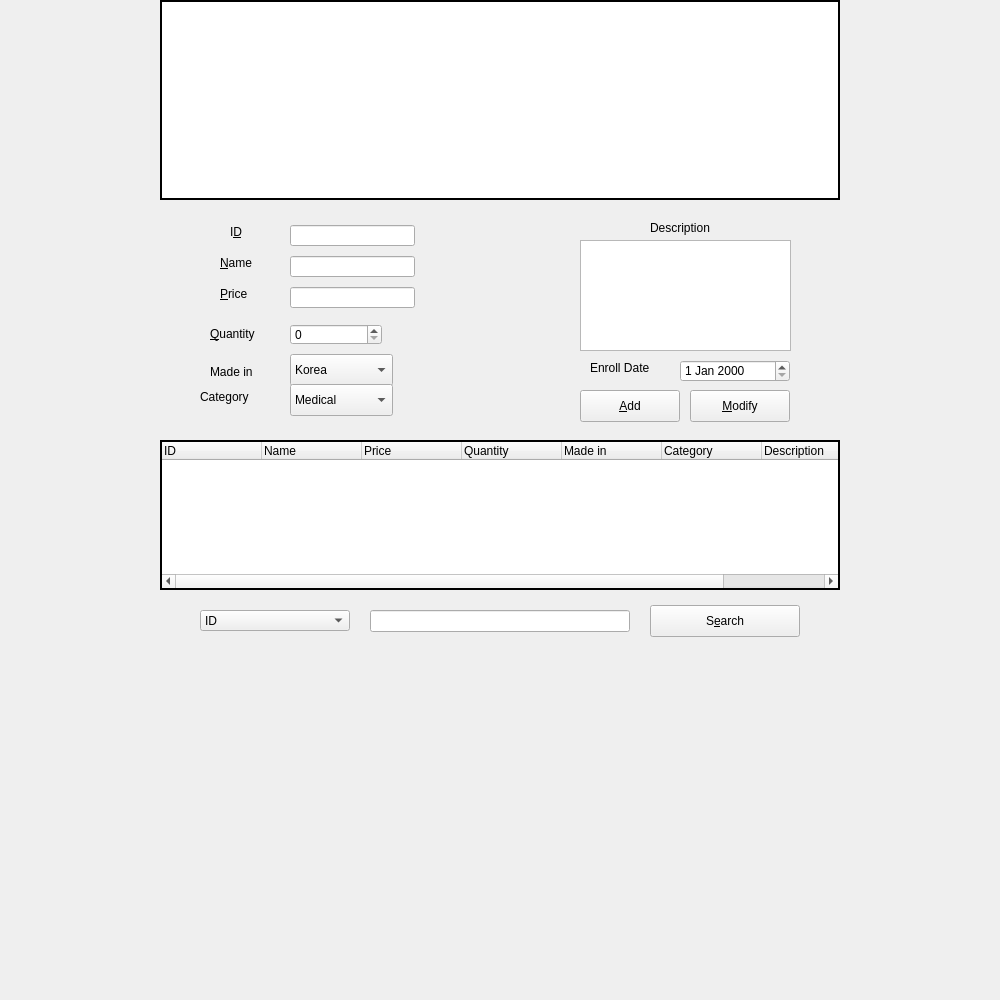
Old version of the form merchandisemanage.ui in the repository GlennPark/OliveHealthCare.
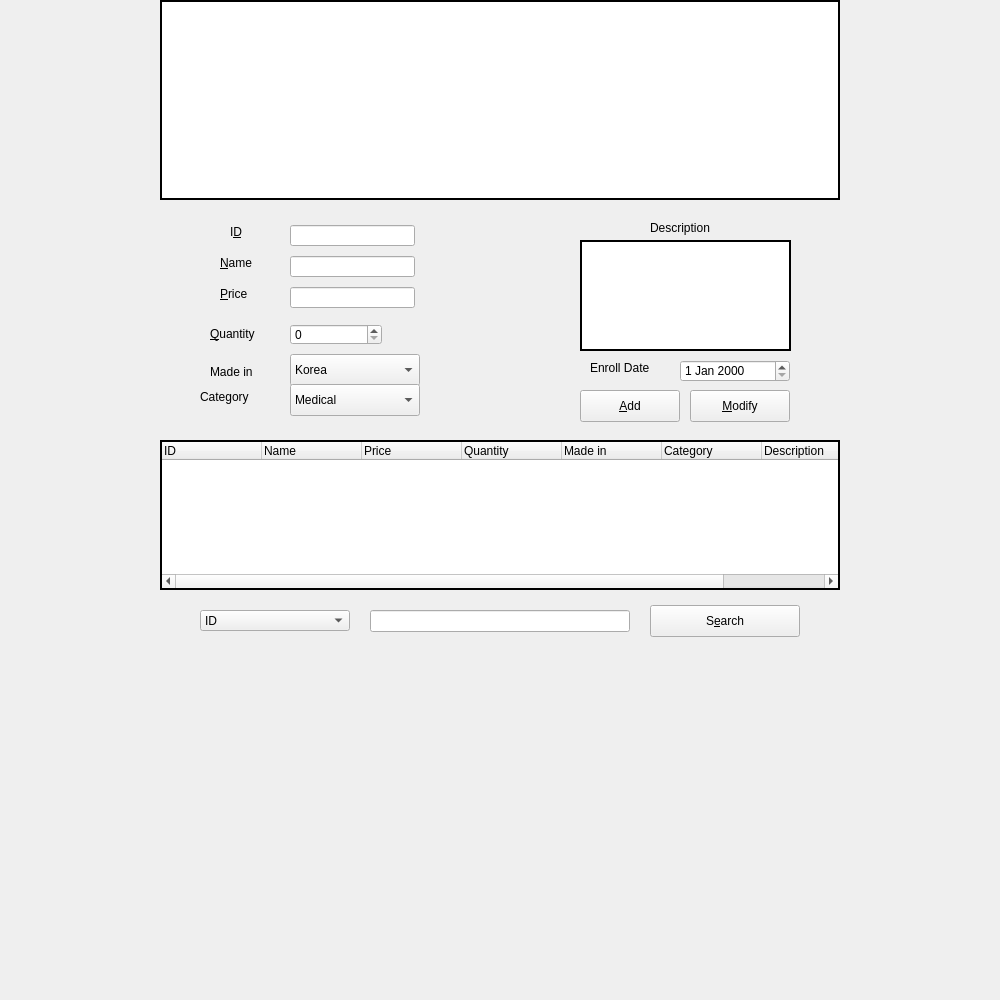
New version of the form. Icons and pictures are not drawn.

The edit to the form file:
```diff
--- a/merchandisemanage.ui
+++ b/merchandisemanage.ui
@@ -335,7 +335,7 @@
     <rect>
      <x>290</x>
      <y>354</y>
-     <width>103</width>
+     <width>130</width>
      <height>32</height>
     </rect>
    </property>
@@ -374,13 +374,19 @@
      <height>111</height>
     </rect>
    </property>
+   <property name="frameShape">
+    <enum>QFrame::WinPanel</enum>
+   </property>
+   <property name="frameShadow">
+    <enum>QFrame::Plain</enum>
+   </property>
   </widget>
   <widget class="QComboBox" name="categoryComboBox">
    <property name="geometry">
     <rect>
      <x>290</x>
      <y>384</y>
-     <width>103</width>
+     <width>130</width>
      <height>32</height>
     </rect>
    </property>
```
